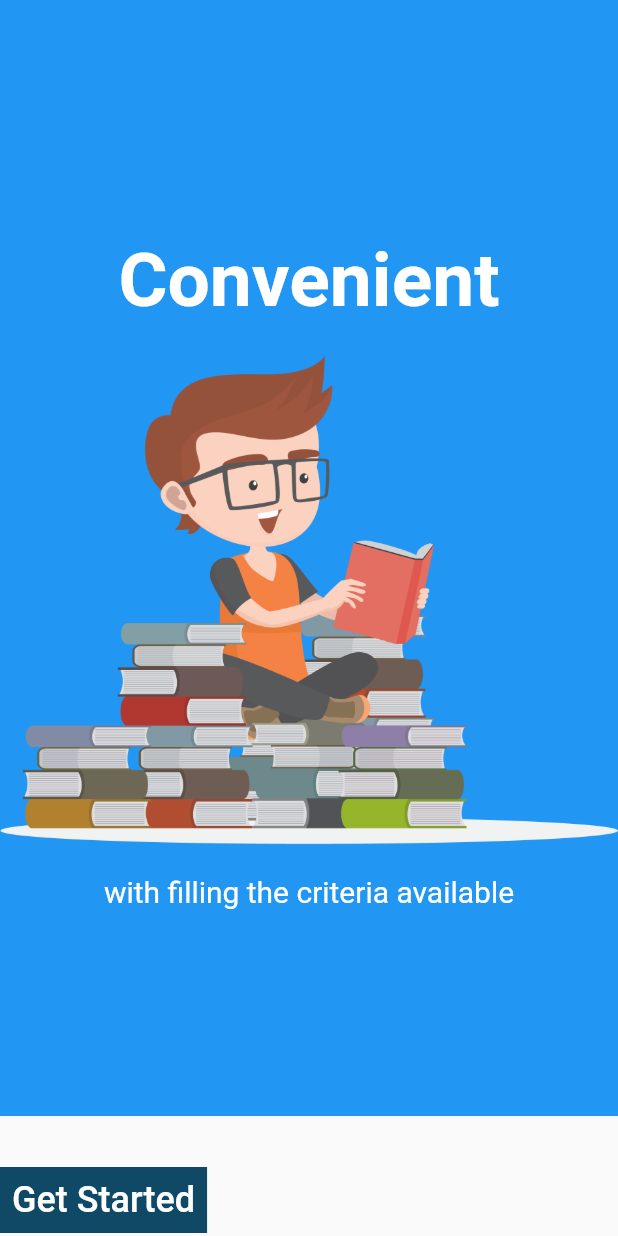
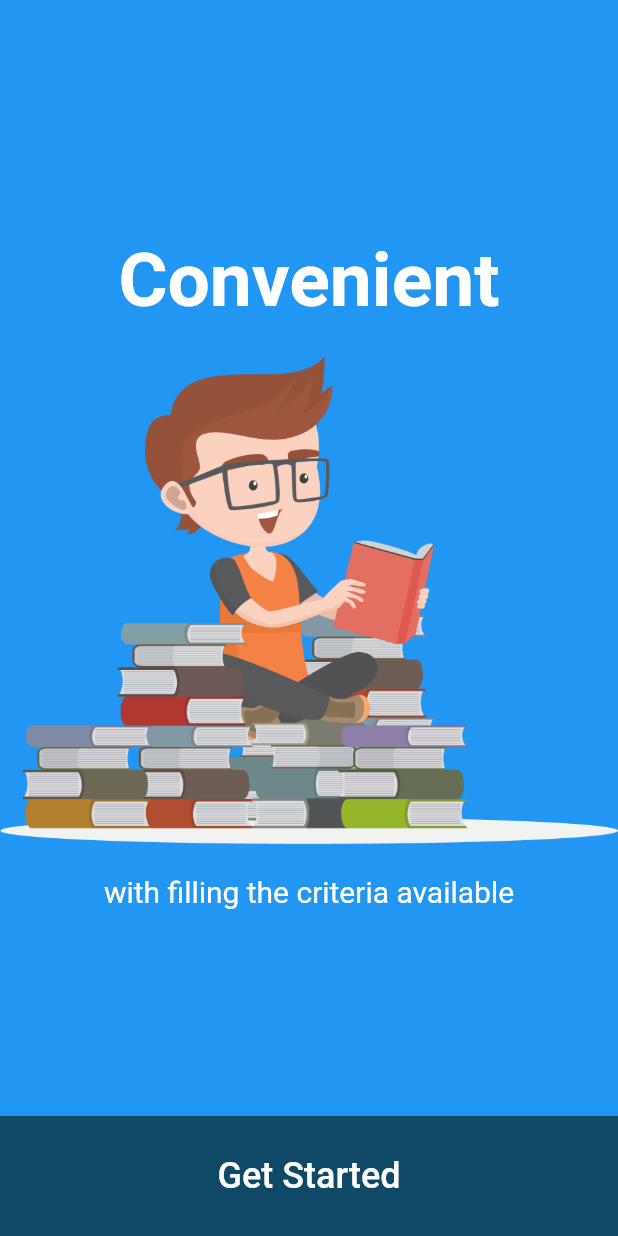
Before and after one commit to yoannikaros/Edopt, a Flutter app: the screen it shows after launch, swiped to page 3, on a phone screen of 412 x 824 dp. Run offline on Flutter 3.47's test engine with Material 2 defaults, Android fonts, the phone set to English and light mode, and no system bars; our stand-ins replace cached_network_image, date_time_picker, dio, firebase_auth, firebase_core, flutter_bounceable and 12 more; missing offline and left inert: animated_shimmer, dart:ffi; accounts and stored records are empty; generated files the repository leaves out were written again.

Commit message:
FINAL UPDATE

```diff
--- a/lib/home/landing/landing_page.dart
+++ b/lib/home/landing/landing_page.dart
@@ -130,7 +130,7 @@ class _MyHomePageState extends State<MyHomePage> {
           ),
           primary: Colors.white,
           backgroundColor: Color.fromARGB(255, 16, 73, 102),
-          //minimumSize: const Size.fromHeight(80)
+            minimumSize: const Size.fromHeight(80)
         ),
         child: const Text('Get Started', style: TextStyle(fontSize: 24),
       ),
```
Also changed, not shown: 4 other files.
